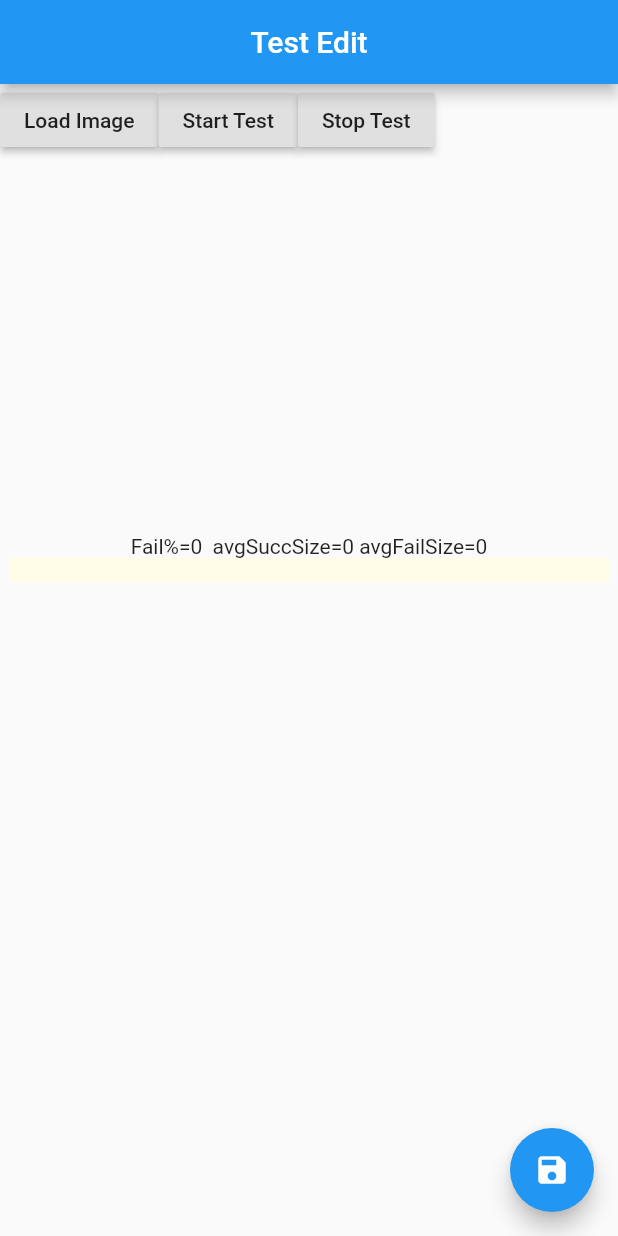
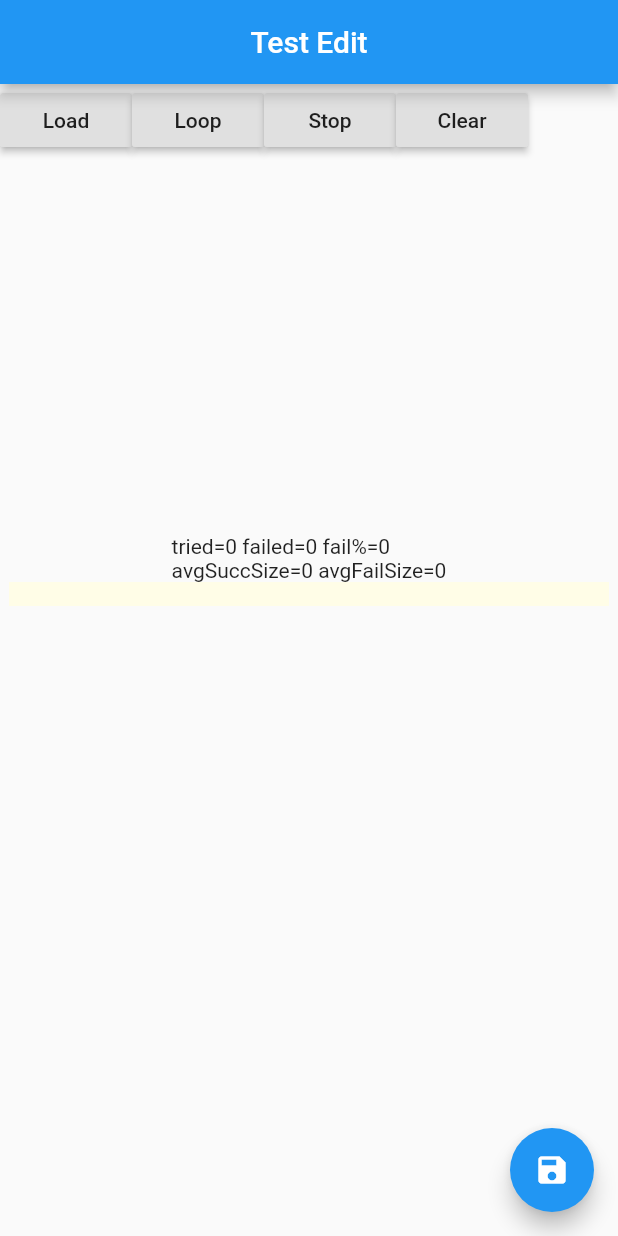
Before and after one commit to ianpark/flutter_capture_bug_demo, a Flutter app: the screen it shows after launch, on a phone screen of 412 x 824 dp. Run offline on Flutter 3.47's test engine with Material 2 defaults, Android fonts, the phone set to English and light mode, and no system bars; our stand-ins replace image_picker.

Commit message:
Flutter capturing bug demo
https://github.com/flutter/flutter/issues/17687

```diff
--- a/lib/error_test.dart
+++ b/lib/error_test.dart
@@ -34,6 +34,7 @@ class _CaptureFailureDemoPageState extends State<CaptureFailureDemoPage> {
   }
 
   void addResult(size) {
+    if (imageFile == null) return;
     triedCount++;
     if (size < 200000) {
       totalFailureByteSize += size;
@@ -101,19 +102,19 @@ class _CaptureFailureDemoPageState extends State<CaptureFailureDemoPage> {
     int avgFailSize =
         failedCount > 0 ? (totalFailureByteSize / (failedCount)).toInt() : 0;
     return Text(
-        "Fail%=$failRate  avgSuccSize=$avgSuccSize avgFailSize=$avgFailSize");
+        "tried=$triedCount failed=$failedCount fail%=$failRate\navgSuccSize=$avgSuccSize avgFailSize=$avgFailSize");
   }
 
   Widget getButtons() {
     return Row(children: [
       RaisedButton(
-        child: Text('Load Image'),
+        child: Text('Load'),
         onPressed: () {
           openGallery(context);
         },
       ),
       RaisedButton(
-        child: Text('Start Test'),
+        child: Text('Loop'),
         onPressed: () async {
           results = "";
           repeatTest = true;
@@ -124,12 +125,22 @@ class _CaptureFailureDemoPageState extends State<CaptureFailureDemoPage> {
         },
       ),
       RaisedButton(
-        child: Text('Stop Test'),
+        child: Text('Stop'),
         onPressed: () {
           setState(() {
             repeatTest = false;
           });
         },
+      ),
+      RaisedButton(
+        child: Text('Clear'),
+        onPressed: () async {
+          triedCount = 0;
+          failedCount = 0;
+          totalSuccessByteSize = 0;
+          totalFailureByteSize = 0;
+          setState(() {});
+        },
       )
     ]);
   }
```
